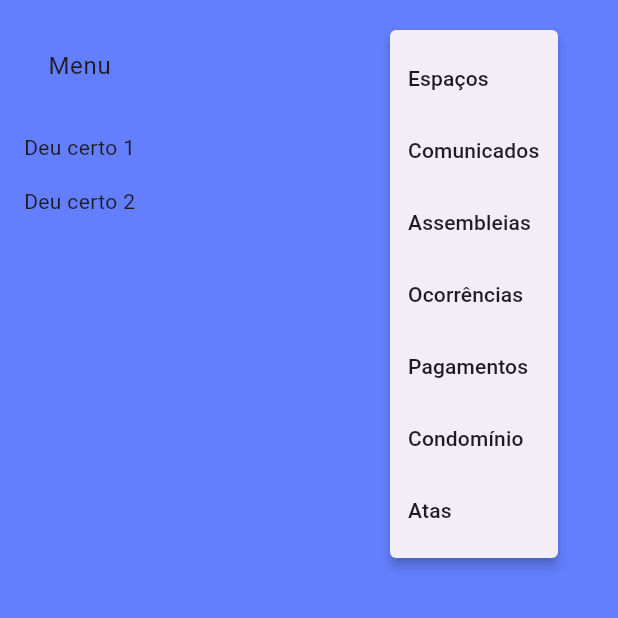
After one commit to carlosnsilva/residence-app, a Flutter app: the HomePage screen opened directly, after a tap on the "more vert" icon, on a phone screen of 412 x 824 dp, the top half of it. The commit adds this screen. Run offline on Flutter 3.47's test engine with Material 3 defaults, Android fonts, the phone set to English and light mode, and no system bars.

Commit message:
Fix: Subindo menuBar

```diff
--- /dev/null
+++ b/residence-app/residence/lib/homePage.dart
@@ -0,0 +1,27 @@
+import 'package:flutter/material.dart';
+import './menuPage.dart';
+
+class homeUser extends StatelessWidget {
+  const homeUser({super.key});
+
+  @override
+  Widget build(BuildContext context) {
+    return ListView(
+      padding: const EdgeInsets.all(8),
+      children: <Widget>[
+        Padding(
+          padding: EdgeInsetsDirectional.all(8),
+          child: Menu(),
+        ),
+        Padding(
+          padding: EdgeInsetsDirectional.all(8),
+          child: Text('Deu certo 1'),
+        ),
+        Padding(
+          padding: EdgeInsetsDirectional.all(8),
+          child: Text('Deu certo 2'),
+        ),
+      ]
+    );
+  }
+}
--- a/residence-app/residence/lib/loginPage.dart
+++ b/residence-app/residence/lib/loginPage.dart
@@ -1,5 +1,6 @@
 import 'package:flutter/material.dart';
 import './registerPage.dart';
+import './homePage.dart';
 
 class MyLogin extends StatelessWidget {
   const MyLogin({super.key});
@@ -30,7 +31,11 @@ class MyLogin extends StatelessWidget {
 
       ElevatedButton(
         onPressed: (){
-          // Adicionar ação quando pressionar o botão
+          Navigator.of(context).push(
+            MaterialPageRoute<HomePage>(
+              builder: (BuildContext context) => const HomePage(),
+              ),
+          );
         },
         style: ElevatedButton.styleFrom(
           backgroundColor: Colors.green,
@@ -80,7 +85,7 @@ class SecondPage extends StatelessWidget {
   Widget build(BuildContext context) {
     const appTitulo = 'Residence';
     return Scaffold(
-      backgroundColor: Color.fromARGB(255, 63, 35, 223),
+      backgroundColor: Color.fromARGB(255, 99, 127, 253),
       appBar: AppBar(title: Text(appTitulo),),
       body: Center(
         child: RegisterUser()
@@ -88,3 +93,17 @@ class SecondPage extends StatelessWidget {
     );
   }
 }
+
+class HomePage extends StatelessWidget {
+  const HomePage({super.key});
+
+  @override
+  Widget build(BuildContext context) {
+    return Scaffold(
+      backgroundColor: Color.fromARGB(255, 99, 127, 253),
+      body: Center(
+        child: homeUser()
+      ),
+    );
+  }
+}
--- a/residence-app/residence/lib/main.dart
+++ b/residence-app/residence/lib/main.dart
@@ -15,7 +15,7 @@ class MyApp extends StatelessWidget {
     return MaterialApp(
       title: appTitulo,
       home: Scaffold(
-        backgroundColor: const Color.fromARGB(255, 63, 35, 223),
+        backgroundColor: Color.fromARGB(255, 99, 127, 253),
         appBar: AppBar(title: const Text(appTitulo),),
         body: const MyLogin()
       ),
--- /dev/null
+++ b/residence-app/residence/lib/menuPage.dart
@@ -0,0 +1,58 @@
+import 'package:flutter/material.dart';
+
+class Menu extends StatefulWidget {
+  const Menu({Key? key}) : super(key : key);
+
+  @override
+  State<Menu> createState() => createMenu();
+}
+
+class createMenu extends State<Menu> {
+  String titleName = 'Menu';
+  String item1 = 'Espaços';
+  String item2 = 'Comunicados';
+  String item3 = 'Assembleias';
+  String item4 = 'Ocorrências';
+  String item5 = 'Pagamentos';
+  String item6 = 'Condomínio';
+  String item7 = 'Atas';
+
+  @override
+  Widget build(BuildContext context){
+    return ListTile(
+      title: Text(titleName),
+      trailing: PopupMenuButton(
+        itemBuilder: (context) => [
+          PopupMenuItem(
+            child: Text(item1),
+            value: item1,
+            ),
+          PopupMenuItem(
+            child: Text(item2),
+            value: item2,
+            ),
+          PopupMenuItem(
+            child: Text(item3),
+            value: item3,
+            ),
+          PopupMenuItem(
+            child: Text(item4),
+            value: item4,
+            ),
+          PopupMenuItem(
+            child: Text(item5),
+            value: item5,
+            ),
+          PopupMenuItem(
+            child: Text(item6),
+            value: item6,
+            ),
+          PopupMenuItem(
+            child: Text(item7),
+            value: item7,
+            ),
+        ],
+      ),
+    );
+  }
+}
```
